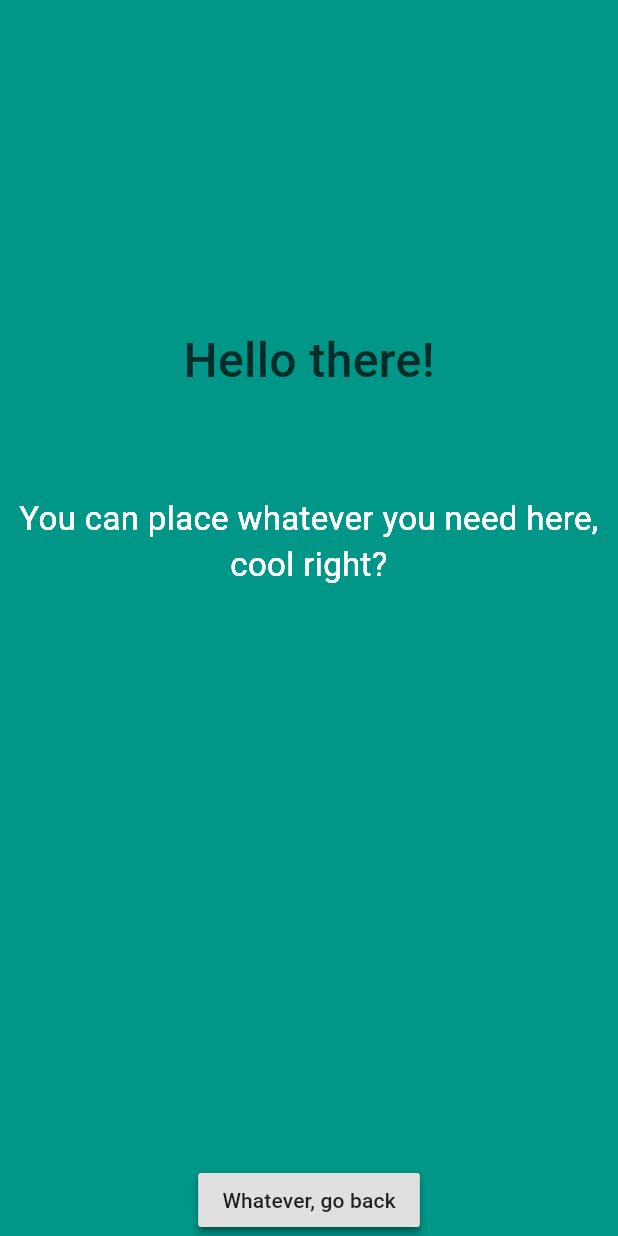
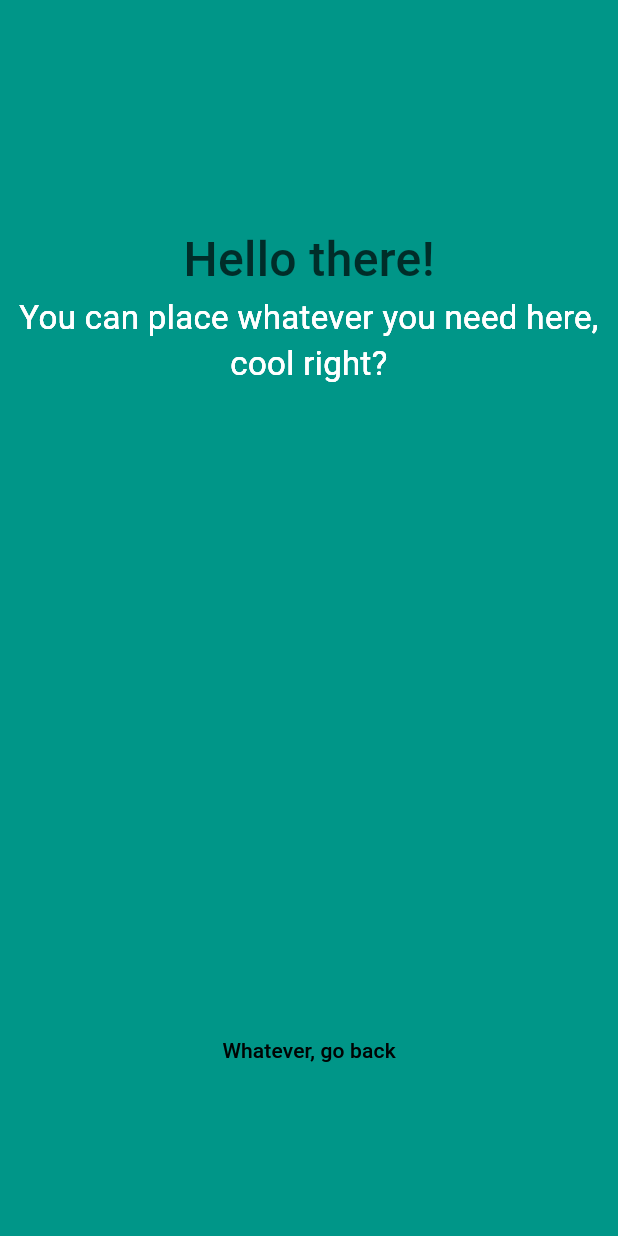
Before and after one commit to Emadeddin-eibo/animated_reveal_stack, a Flutter app: the Page2 screen opened directly, after a tap on "Reveal", on a phone screen of 412 x 824 dp. Run offline on Flutter 3.47's test engine with Material 3 defaults, Android fonts, the phone set to English and light mode, and no system bars.

Commit message:
updating min sdk

```diff
--- a/example/lib/main.dart
+++ b/example/lib/main.dart
@@ -1,5 +1,7 @@
 import 'package:flutter/material.dart';
 import 'package:animated_reveal_stack/animated_reveal_stack.dart';
+
+import 'page_2.dart';
 
 void main() {
   runApp(ExampleApp());
@@ -10,6 +12,8 @@ class ExampleApp extends StatelessWidget {
   Widget build(BuildContext context) {
     return MaterialApp(
       home: Home(),
+      // Change this to Page2 to see the other example.
+      // home: Page2(),
     );
   }
 }
@@ -20,8 +24,8 @@ class Home extends StatefulWidget {
 }
 
 class _HomeState extends State<Home> with TickerProviderStateMixin {
-  AnimationController _animationController;
-  CurvedAnimation _animation;
+  late AnimationController _animationController;
+  late CurvedAnimation _animation;
   bool toggle = false;
 
   @override
@@ -51,7 +55,7 @@ class _HomeState extends State<Home> with TickerProviderStateMixin {
         color: Colors.teal,
         animation: _animation,
         child: Center(
-          child: RaisedButton(
+          child: MaterialButton(
             onPressed: () {
               toggle
                   ? _animationController.reverse()
--- a/example/lib/page_2.dart
+++ b/example/lib/page_2.dart
@@ -7,8 +7,8 @@ class Page2 extends StatefulWidget {
 }
 
 class _Page2State extends State<Page2> with TickerProviderStateMixin {
-  AnimationController _animationController;
-  CurvedAnimation _animation;
+  late AnimationController _animationController;
+  late CurvedAnimation _animation;
   bool toggle = false;
 
   @override
@@ -32,7 +32,7 @@ class _Page2State extends State<Page2> with TickerProviderStateMixin {
         color: Colors.teal,
         offset: Offset(
           MediaQuery.of(context).size.width / 2,
-          MediaQuery.of(context).size.height,
+          MediaQuery.of(context).size.height / 2,
         ),
         animation: _animation,
         child: toggle
@@ -56,10 +56,9 @@ class _Page2State extends State<Page2> with TickerProviderStateMixin {
                       color: Colors.white,
                     ),
                   ),
-            const SizedBox(height: 250),
-            Align(
-              alignment: Alignment.bottomCenter,
-              child: RaisedButton(
+                  Spacer(),
+                  Center(
+                    child: MaterialButton(
                       onPressed: () {
                         _animationController.reverse();
                         setState(() => toggle = !toggle);
@@ -67,11 +66,12 @@ class _Page2State extends State<Page2> with TickerProviderStateMixin {
                       child: Text('Whatever, go back'),
                     ),
                   ),
+                  const SizedBox(height: 100),
                 ],
               )
             : Align(
-          alignment: Alignment.bottomCenter,
-          child: RaisedButton(
+                alignment: Alignment.center,
+                child: MaterialButton(
                   onPressed: () {
                     _animationController.forward();
                     setState(() => toggle = !toggle);
--- a/example/pubspec.yaml
+++ b/example/pubspec.yaml
@@ -1,11 +1,11 @@
 name: animated_reveal_stack_example
 description: Demonstrates how to use the animated_reveal_stack plugin.
-
+version: 1.0.0+2
 # The following line prevents the package from being accidentally published to
 # pub.dev using `pub publish`. This is preferred for private packages.
 
 environment:
-  sdk: ">=2.7.0 <3.0.0"
+  sdk: ^3.5.0
 
 dependencies:
   flutter:
@@ -21,7 +21,7 @@ dependencies:
 
   # The following adds the Cupertino Icons font to your application.
   # Use with the CupertinoIcons class for iOS style icons.
-  cupertino_icons: ^1.0.0
+  cupertino_icons: ^1.0.8
 
 dev_dependencies:
   flutter_test:
--- a/lib/animated_reveal_stack.dart
+++ b/lib/animated_reveal_stack.dart
@@ -1,10 +1,10 @@
 import 'dart:ui' show lerpDouble;
 import 'package:flutter/material.dart';
 
-/// Use [offset] to decide your starting point,
-/// as for [child], you can Column or any other widgets.
-/// just keep in mind that [AnimatedRevealStack] is based on
-/// [Stack] widget, and nothing should overlap with the [AnimatedBuilder]
+/// Use [offset] to decide your starting point.
+/// As for [child], you can use a [Column] or any other widgets.
+/// Just keep in mind that [AnimatedRevealStack] is based on
+/// a [Stack] widget, and nothing should overlap with the [AnimatedBuilder].
 class AnimatedRevealStack extends StatelessWidget {
   final Offset offset;
   final Animation<double> animation;
@@ -12,13 +12,12 @@ class AnimatedRevealStack extends StatelessWidget {
   final Widget child;
 
   const AnimatedRevealStack({
-    Key key,
-    @required this.offset,
-    this.animation,
-    this.color,
-    this.child,
-  })  : assert(offset != null),
-        super(key: key);
+    super.key, // Updated to use null safety
+    required this.offset,
+    required this.animation,
+    required this.color,
+    required this.child,
+  });
 
   @override
   Widget build(BuildContext context) {
@@ -54,10 +53,10 @@ class _AnimationClipper extends CustomClipper<Path> {
   final double topPadding;
 
   const _AnimationClipper({
-    @required this.fraction,
-    this.offset,
-    this.height,
-    this.radius,
+    required this.fraction,
+    required this.offset,
+    required this.height,
+    this.radius = 0,
     this.topPadding = 50,
   });
 
@@ -67,11 +66,12 @@ class _AnimationClipper extends CustomClipper<Path> {
       ..addOval(
         Rect.fromCircle(
           center: offset,
-          radius: lerpDouble(0, height + topPadding, fraction),
+          radius: lerpDouble(0, height + topPadding, fraction) ?? 0,
         ),
       );
   }
 
   @override
-  bool shouldReclip(CustomClipper<Path> oldClipper) => true;
+  bool shouldReclip(covariant _AnimationClipper oldClipper) =>
+      fraction != oldClipper.fraction;
 }
```
Also changed, not shown: pubspec.yaml (+2 -11 lines), example/pubspec.lock, pubspec.lock, 10 other files. Lines whose indentation alone changed are shown as unchanged.
